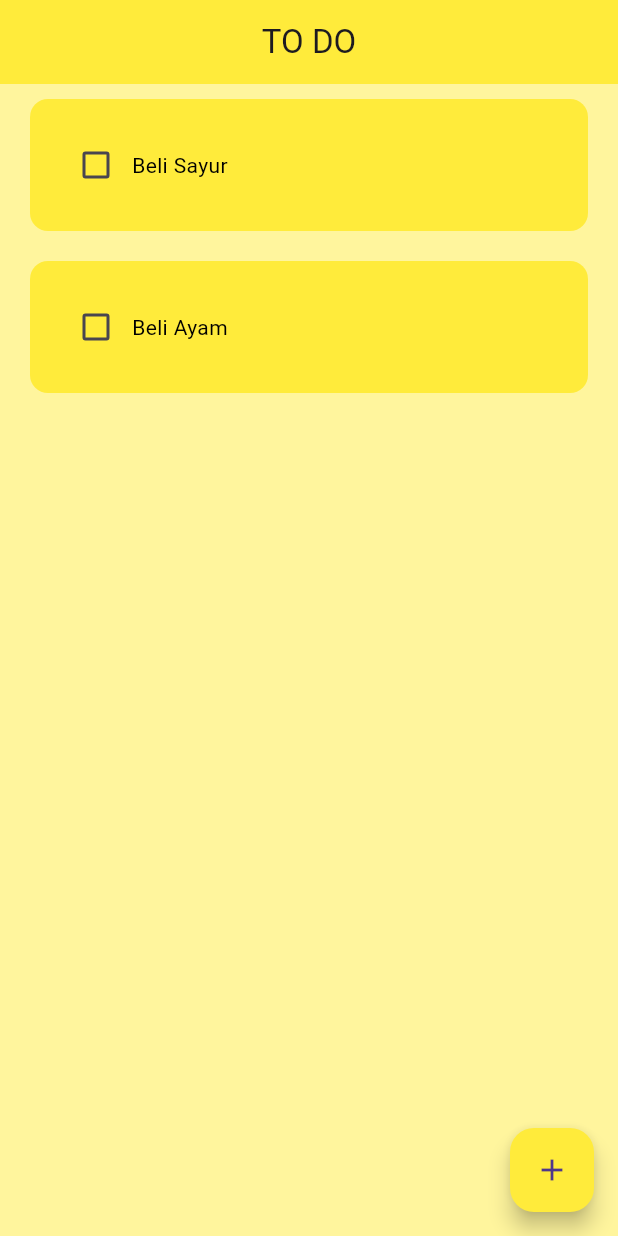
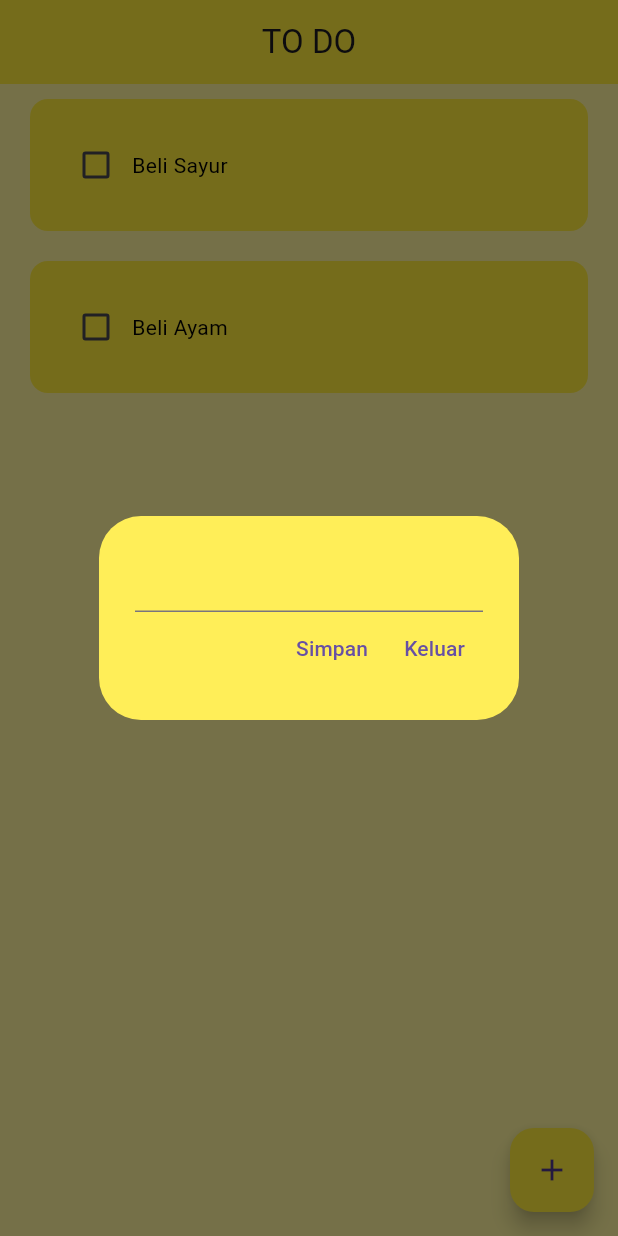
Before and after one commit to AWXND/todo_app, a Flutter app: the screen it shows after launch, after a tap on the "add" icon, on a phone screen of 412 x 824 dp. Run offline on Flutter 3.47's test engine with Material 3 defaults, Android fonts, the phone set to English and light mode, and no system bars.

Commit message:
fitur tambah

```diff
--- a/lib/pages/main_screen.dart
+++ b/lib/pages/main_screen.dart
@@ -1,5 +1,6 @@
 import 'package:flutter/material.dart';
 import 'package:todo_app/model/todo.dart';
+import 'package:todo_app/utils/dialogbox.dart';
 import 'package:todo_app/utils/todo_widget.dart';
 
 class MainScreen extends StatefulWidget {
@@ -29,6 +30,13 @@ class _MainScreenState extends State<MainScreen> {
     });
   }
 
+  void createNewTask() {
+    showDialog(
+      context: context,
+      builder: (context) => DialogBox(),
+    );
+  }
+
   @override
   Widget build(BuildContext context) {
     return Scaffold(
@@ -40,7 +48,7 @@ class _MainScreenState extends State<MainScreen> {
       floatingActionButton: FloatingActionButton(
         backgroundColor: Colors.yellow,
         child: Icon(Icons.add),
-        onPressed: () {},
+        onPressed: createNewTask,
       ),
       body: ListView.builder(
         itemCount: toDoList.length,
--- /dev/null
+++ b/lib/utils/dialogbox.dart
@@ -0,0 +1,34 @@
+import 'package:flutter/material.dart';
+
+class DialogBox extends StatelessWidget {
+  const DialogBox({super.key});
+
+  @override
+  Widget build(BuildContext context) {
+    return AlertDialog(
+      backgroundColor: Colors.yellow.shade400,
+      content: Container(
+        child: Column(
+          mainAxisSize: MainAxisSize.min,
+          children: [
+            TextField(),
+            Row(
+              mainAxisAlignment:
+                  MainAxisAlignment.end,
+              children: [
+                TextButton(
+                  onPressed: () {},
+                  child: Text('Simpan'),
+                ),
+                TextButton(
+                  onPressed: () {},
+                  child: Text('Keluar'),
+                ),
+              ],
+            ),
+          ],
+        ),
+      ),
+    );
+  }
+}
```
